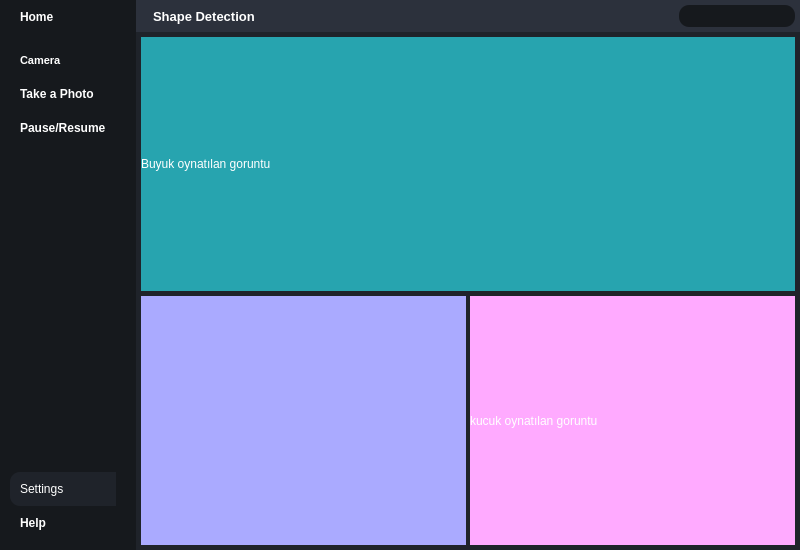
The window that ShapeDetection/shapedetection.ui (aysenurozkann/Shape-Detection) describes before a commit, drawn with Qt 5.
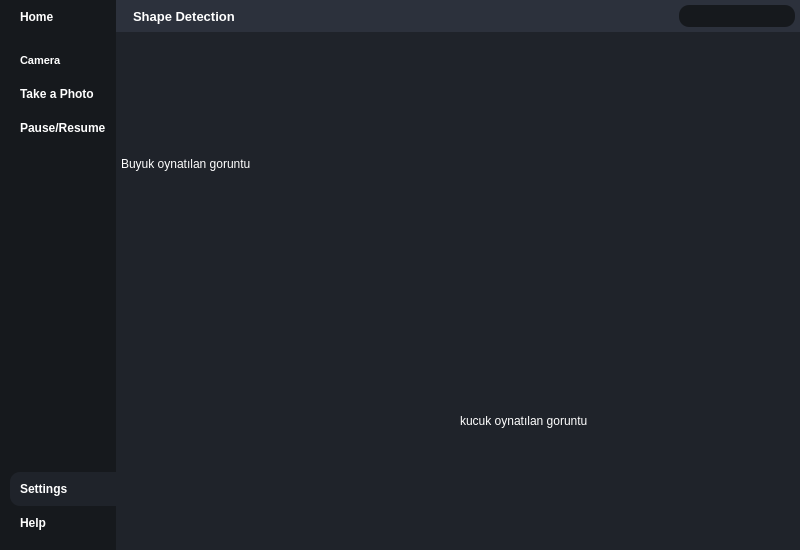
The same window after the commit. Icons and pictures are not drawn.

What changed in the file:
```diff
--- a/ShapeDetection/shapedetection.ui
+++ b/ShapeDetection/shapedetection.ui
@@ -139,7 +139,7 @@
            <number>0</number>
           </property>
           <property name="rightMargin">
-           <number>20</number>
+           <number>0</number>
           </property>
           <property name="bottomMargin">
            <number>0</number>
@@ -348,6 +348,12 @@
              </property>
              <item>
               <widget class="QPushButton" name="settingsbtn">
+               <property name="font">
+                <font>
+                 <weight>75</weight>
+                 <bold>true</bold>
+                </font>
+               </property>
                <property name="toolTip">
                 <string>Settings</string>
                </property>
@@ -696,7 +702,7 @@
                    </sizepolicy>
                   </property>
                   <property name="styleSheet">
-                   <string notr="true">background-color: rgb(39, 164, 175);</string>
+                   <string notr="true"/>
                   </property>
                   <property name="text">
                    <string>Buyuk oynatılan goruntu</string>
@@ -729,8 +735,13 @@
                        <verstretch>0</verstretch>
                       </sizepolicy>
                      </property>
+                     <property name="font">
+                      <font>
+                       <pointsize>10</pointsize>
+                      </font>
+                     </property>
                      <property name="styleSheet">
-                      <string notr="true">background-color: rgb(170, 170, 255);</string>
+                      <string notr="true"/>
                      </property>
                      <property name="readOnly">
                       <bool>true</bool>
@@ -773,7 +784,7 @@
                          </sizepolicy>
                         </property>
                         <property name="styleSheet">
-                         <string notr="true">background-color: rgb(255, 170, 255);</string>
+                         <string notr="true"/>
                         </property>
                         <property name="text">
                          <string>kucuk oynatılan goruntu</string>
```
